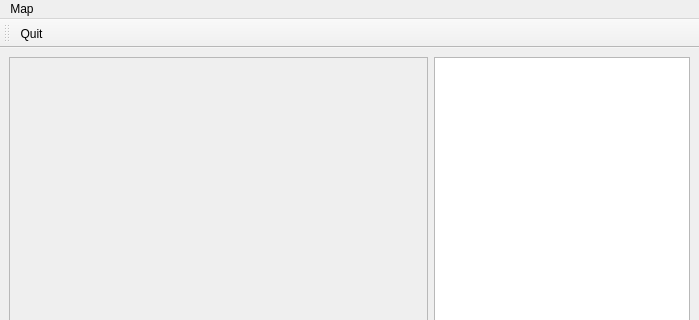
Qt form ui/mainwindow.ui (podondra/wator) before a commit; both pictures show x 0 to 699 and y 0 to 320 of the 699 by 600 pixel window.
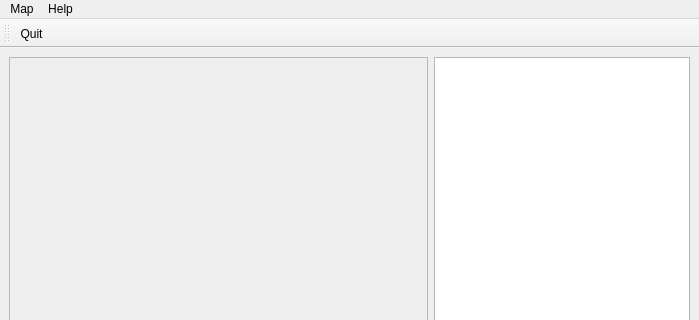
The same form after that commit.

Commit message: Add about dialog

```diff
--- a/ui/mainwindow.ui
+++ b/ui/mainwindow.ui
@@ -60,7 +60,14 @@
     <addaction name="actionNew"/>
     <addaction name="actionQuit"/>
    </widget>
+   <widget class="QMenu" name="menuHelp">
+    <property name="title">
+     <string>Help</string>
+    </property>
+    <addaction name="actionAbout"/>
+   </widget>
    <addaction name="menuMap"/>
+   <addaction name="menuHelp"/>
   </widget>
   <widget class="QStatusBar" name="statusbar"/>
   <widget class="QToolBar" name="toolBar">
```
Left out of the diff: 7 changed lines with no effect on the pictures. The commit also changes 6 other files.
